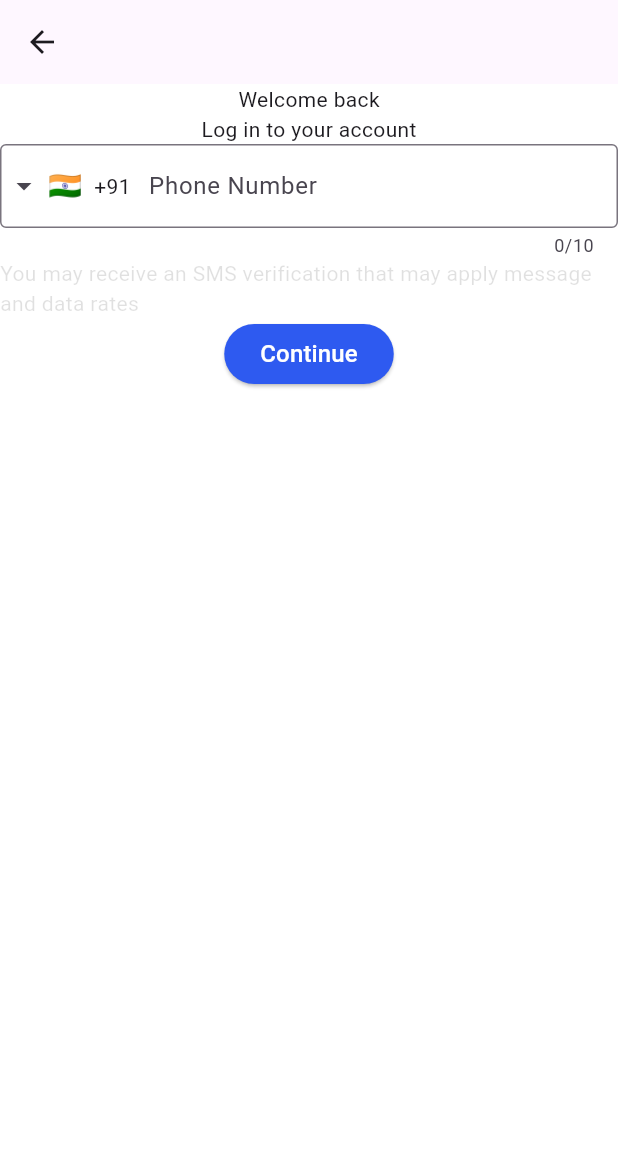
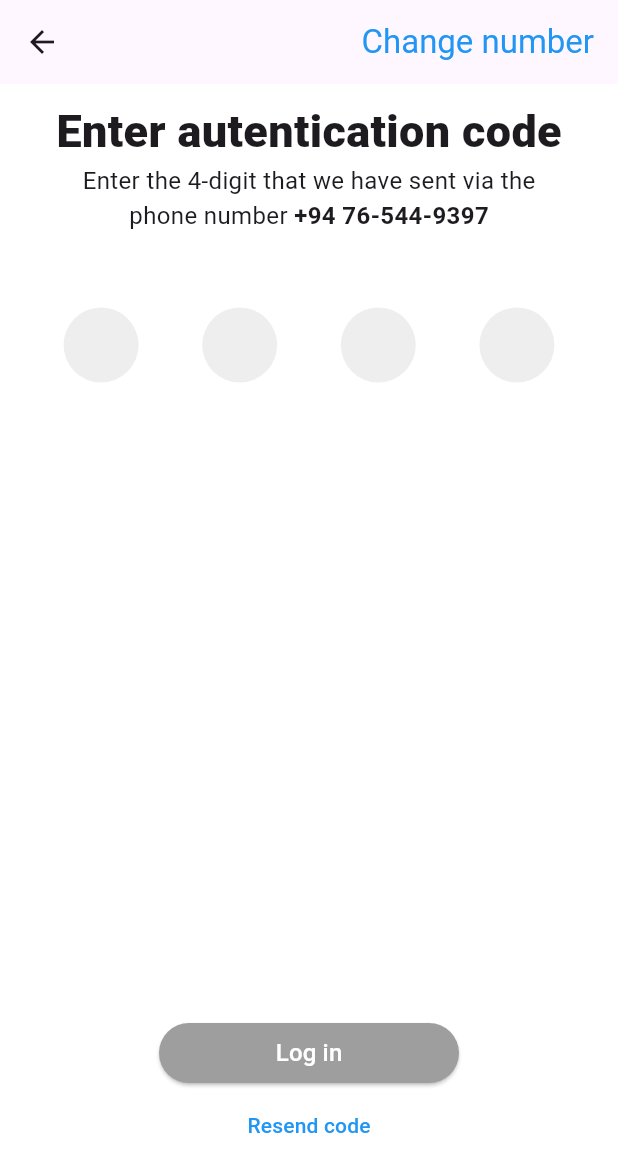
Before and after one commit to mj-pavithra/Flutter-projects, a Flutter app: the LogIn screen opened by its route, after a tap on "Continue", on a phone screen of 412 x 824 dp. Shown: the top 1172 px of the screen. Run offline on Flutter 3.47's test engine with Material 3 defaults, Android fonts, the light colour scheme and no system bars; drawn by our look-alikes of intl_phone_field.

Commit message:
two more pages done

```diff
--- a/wise_atm/lib/components/blueBigbutton.dart
+++ b/wise_atm/lib/components/blueBigbutton.dart
@@ -5,21 +5,25 @@ class BlueBigButton extends StatelessWidget{
 
   final String text;
   final VoidCallback onPressed;
+  final bool isActive ;
 
   const BlueBigButton({
     super.key,
     required this.text,
-    required this.onPressed
+    required this.onPressed,
+    required this.isActive
 
   });
+
 
   @override
   Widget build(BuildContext context) {
     return
     ElevatedButton(
       style: ElevatedButton.styleFrom(
+        minimumSize: const Size(200,40),
         foregroundColor: Colors.white,
-        backgroundColor: Color.fromRGBO(46, 90, 240, 1),
+        backgroundColor: isActive? const Color.fromRGBO(46, 90, 240, 1):Colors.grey,
         shape: RoundedRectangleBorder(
           borderRadius: BorderRadius.circular(20.0),
         ),
@@ -27,7 +31,7 @@ class BlueBigButton extends StatelessWidget{
       onPressed: onPressed,
       child: Text(
           text,
-          style: TextStyle(
+          style: const TextStyle(
             fontSize: 16,
           )),
     );
--- /dev/null
+++ b/wise_atm/lib/components/otp.dart
@@ -0,0 +1,63 @@
+import 'package:flutter/material.dart';
+import 'package:flutter/services.dart';
+
+class OtpInputField extends StatefulWidget{
+  const OtpInputField({Key? key}): super(key: key);
+
+  @override
+  _OtpInputFieldState createState() => _OtpInputFieldState();
+}
+
+class _OtpInputFieldState extends State<OtpInputField>{
+
+  final List<TextEditingController> _controllers =
+      List.generate(4, (_) => TextEditingController());
+
+  @override
+  void dispose(){
+    for (var controller in _controllers){
+      controller.dispose();
+    }
+    super.dispose();
+  }
+  Widget _buildOtpBox(int index){
+    return SizedBox(
+      width: 50,
+      height: 50,
+
+      child: TextField(
+        controller: _controllers[index],
+        keyboardType: TextInputType.number,
+        inputFormatters: [
+          LengthLimitingTextInputFormatter(1),
+          FilteringTextInputFormatter.digitsOnly,
+        ],
+        maxLength: 1,
+        textAlign: TextAlign.center,
+        textAlignVertical: TextAlignVertical.top,
+        style: TextStyle(fontSize: 18, fontWeight: FontWeight.w400),
+        decoration: InputDecoration(
+          counterText: "", // hides the max length counter
+          filled: true,
+          fillColor: Colors.grey.shade200,
+          border: OutlineInputBorder(
+            borderRadius: BorderRadius.circular(25.0), // Rounded border
+            borderSide: BorderSide.none,
+          ),
+        ),
+        onChanged: (value){
+          if (value.isNotEmpty && index <3 ){
+            FocusScope.of(context).nextFocus();
+          }
+        },
+      ),
+    );
+  }
+  @override
+  Widget build(BuildContext context) {
+    return Row(
+      mainAxisAlignment: MainAxisAlignment.spaceEvenly,
+      children:List.generate(4, (index) => _buildOtpBox(index))
+    );
+  }
+}
--- a/wise_atm/lib/main.dart
+++ b/wise_atm/lib/main.dart
@@ -1,13 +1,16 @@
 import 'package:flutter/material.dart';
 import 'package:wise_atm/screens/login.dart';
 import 'package:wise_atm/screens/splash.dart';
+import 'package:wise_atm/screens/verification.dart';
+
 
 void main() {
   runApp(MaterialApp(
       home: Splash(),
       routes:{
-        '/splash':(context) => Splash(),
-        '/login':(context) => LogIn(),
+        // '/splash':(context) => const Splash(),
+        '/login':(context) => const LogIn(),
+        '/verification':(context) => const Verification(),
       } ,
   )
   );
--- a/wise_atm/lib/screens/login.dart
+++ b/wise_atm/lib/screens/login.dart
@@ -10,6 +10,7 @@ class LogIn extends StatelessWidget{
     return Scaffold(
       appBar: AppBar(),
       body: Container(
+        padding: const EdgeInsets.all(20),
         alignment: Alignment.center,
         color: Colors.white,
         child: Column(
@@ -31,7 +32,7 @@ class LogIn extends StatelessWidget{
             ),
             const Text('You may receive an SMS verification that may apply message and data rates',
               style: TextStyle(
-                color: Colors.black12,
+                color: Colors.black38,
 
               ),
             ),
@@ -40,7 +41,8 @@ class LogIn extends StatelessWidget{
                 children: [
                   BlueBigButton(text: "Continue", onPressed: (){
                     Navigator.pushNamed(context, '/verification');
-                  })
+                  },
+                    isActive: true,)
                 ],
               ),
             )
--- a/wise_atm/lib/screens/splash.dart
+++ b/wise_atm/lib/screens/splash.dart
@@ -76,7 +76,8 @@ class Splash extends StatelessWidget {
                     child: BlueBigButton(text: "Create account", onPressed: () {
                       Navigator.pushNamed(context, '/register');
                       print("Create Account button is pressed");
-                    },),
+                    },
+                    isActive: true,),
                     // child: ElevatedButton(
                     //   style: ElevatedButton.styleFrom(
                     //     foregroundColor: Colors.white,
--- a/wise_atm/lib/screens/verification.dart
+++ b/wise_atm/lib/screens/verification.dart
@@ -0,0 +1,86 @@
+import 'package:flutter/cupertino.dart';
+import 'package:flutter/material.dart';
+import 'package:wise_atm/components/blueBigbutton.dart';
+import 'package:wise_atm/components/otp.dart';
+
+import '';
+
+class Verification extends StatelessWidget{
+  const Verification ({super.key});
+
+  @override
+  Widget build(BuildContext context){
+    return Scaffold(
+      appBar: AppBar(
+        title: Container(
+          alignment: Alignment.centerRight,
+          child: Text(
+            "Change number",
+            style: TextStyle(
+                color: Colors.blue ),),
+        ),
+      ),
+      body: Container(
+        alignment: Alignment.center,
+        color: Colors.white,
+        child: Column(
+          mainAxisAlignment: MainAxisAlignment.spaceBetween,
+          children: [
+              Column(
+                children: [
+                  Container(
+                    margin: const EdgeInsets.only(top: 10),
+                    child:const Text(
+                      'Enter autentication code',
+                      style:  TextStyle(
+                        fontWeight: FontWeight.w900,
+                        fontSize: 30,
+                      ),
+                    ),
+                  ),
+                  const Text('Enter the 4-digit that we have sent via the',style: TextStyle(fontSize: 16)),
+                  const Row(
+                    mainAxisAlignment: MainAxisAlignment.center,
+                    children: [
+                      Text('phone number ',style: TextStyle(fontSize: 16),),
+                      Text('+94 76-544-9397',
+                        style: TextStyle(fontWeight: FontWeight.w700,fontSize: 16
+                        ),
+                      ),
+                    ],
+                  ),
+                  Container(
+                    margin: const EdgeInsets.only(top: 50),
+                    child: const OtpInputField(),
+                  ),
+
+                ],
+              ),
+             Container(
+               margin: const EdgeInsets.only(bottom: 50),
+              child: Column(
+
+                mainAxisAlignment: MainAxisAlignment.end,
+                children: [
+                  BlueBigButton(text: "Log in", onPressed: (){
+                    Navigator.pushNamed(context, '/home');
+                  },
+                    isActive: false,
+                  ),
+                  TextButton(onPressed: (){
+                    print(" Resend OTP is clicked");
+                  }, child: const  Text(
+                    "Resend code",
+                    style: TextStyle(
+                        color: Colors.blue),
+                  )
+                  )
+                ],
+              ),
+            )
+          ],
+        ),
+      ),
+    );
+  }
+}
```
